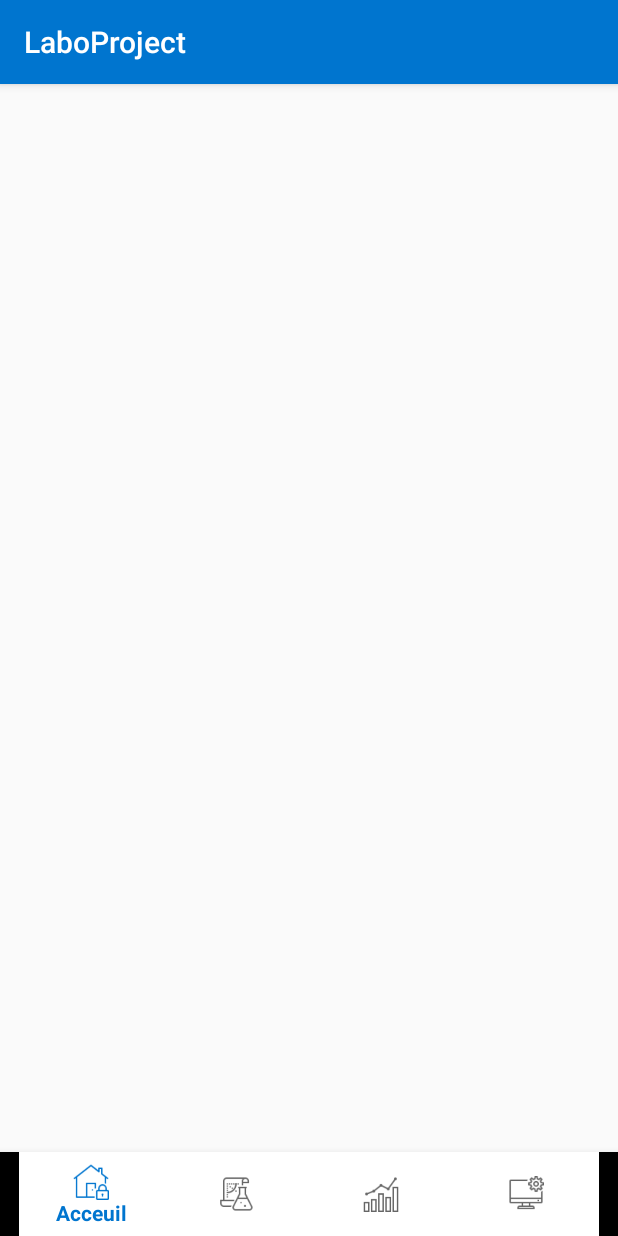
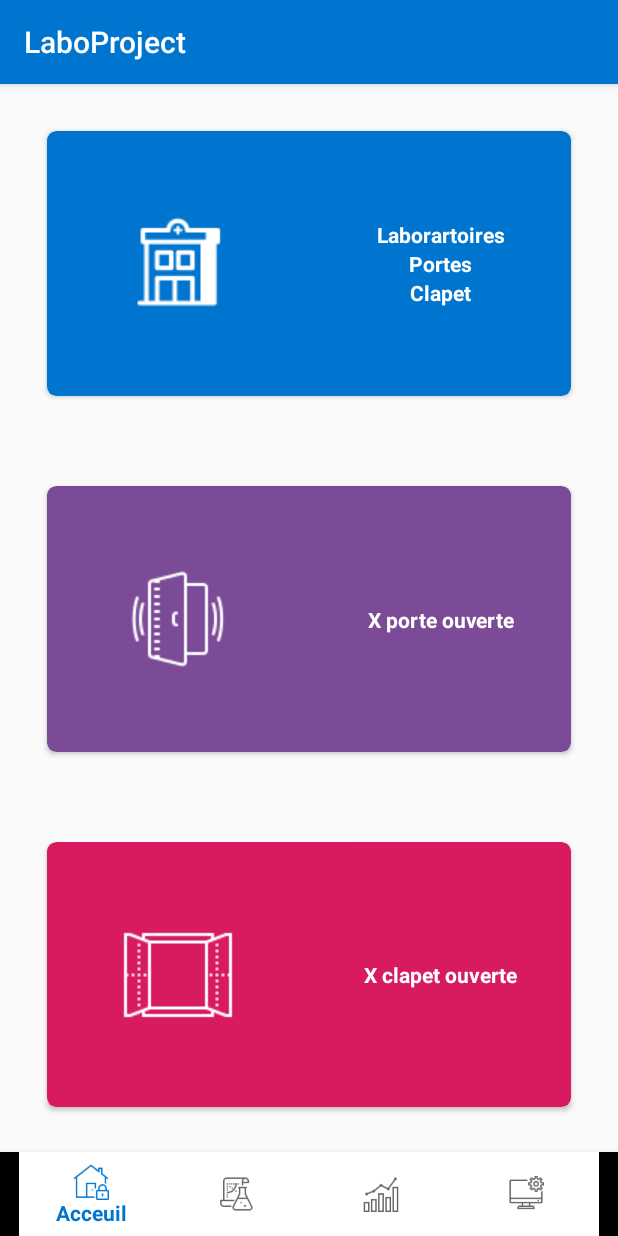
Before and after one commit to fbensaid/Laboratory, an Android app: the screen it shows after launch (MainActivity), on a phone screen of 412 x 824 dp. Run offline under Robolectric (Android 15) with nearby library versions, the phone set to English and light mode, and no system bars.

Commit message:
update MVVM components in laboratories fragment and add base repository and other files

```diff
--- a/app/build.gradle
+++ b/app/build.gradle
@@ -59,6 +59,10 @@ dependencies {
 
     implementation "com.squareup.retrofit2:retrofit:$retrofit_version"
     implementation "com.squareup.retrofit2:converter-gson:$retrofit_version"
+    implementation "com.squareup.retrofit2:converter-moshi:$retrofit_version"
+    implementation "com.jakewharton.retrofit:retrofit2-kotlin-coroutines-adapter:0.9.2"
+    implementation 'com.squareup.okhttp3:logging-interceptor:3.11.0'
+
 
     // Kotlin
     implementation "androidx.navigation:navigation-fragment-ktx:$nav_version"
@@ -80,6 +84,7 @@ dependencies {
 
     implementation 'com.android.support:design:29.0.0'
     implementation 'com.google.android.material:material:1.0.0'
+    implementation 'com.squareup.okhttp3:okhttp:3.10.0'
 
 
 }
--- /dev/null
+++ b/app/src/main/java/com/mtp/laboproject/data/remoteApi/ApiInterface.kt
@@ -0,0 +1,21 @@
+package com.mtp.laboproject.data.remoteApi
+
+import com.mtp.laboproject.data.global.Constants
+import com.mtp.laboproject.data.model.LaboratoryResponse
+import com.mtp.laboproject.data.model.LabsList
+import kotlinx.coroutines.Deferred
+import retrofit2.Response
+import retrofit2.Retrofit
+import retrofit2.converter.gson.GsonConverterFactory
+import retrofit2.http.GET
+
+interface ApiInterface {
+
+
+    @GET(Constants.EndPoints.LABORATORY)
+    //suspend fun getLabo(): Response<List<LaboratoryResponse>>
+    fun getLabo(): Deferred<Response<LabsList>>
+
+
+
+}
--- /dev/null
+++ b/app/src/main/java/com/mtp/laboproject/data/remoteApi/Output.kt
@@ -0,0 +1,6 @@
+package com.mtp.laboproject.data.remoteApi
+
+sealed class Output<out T : Any>{
+    data class Success<out T : Any>(val output : T) : Output<T>()
+    data class Error(val exception: Exception)  : Output<Nothing>()
+}
--- /dev/null
+++ b/app/src/main/java/com/mtp/laboproject/data/remoteApi/Result.kt
@@ -0,0 +1,6 @@
+package com.mtp.laboproject.data.remoteApi
+
+sealed class Result<out T: Any> {
+    data class Success<out T : Any>(val data: T) : Result<T>()
+    data class Error(val exception: Exception) : Result<Nothing>()
+}
--- a/app/src/main/java/com/mtp/laboproject/view/adapter/LaboratoryAdapter.kt
+++ b/app/src/main/java/com/mtp/laboproject/view/adapter/LaboratoryAdapter.kt
@@ -7,7 +7,7 @@ import androidx.databinding.BindingAdapter
 import androidx.databinding.DataBindingUtil
 import androidx.recyclerview.widget.RecyclerView
 import com.mtp.laboproject.R
-import com.mtp.laboproject.data.rest.LaboratoryResponse
+import com.mtp.laboproject.data.model.LaboratoryResponse
 import com.mtp.laboproject.databinding.RecycleviewLaboratoryBinding
 import com.squareup.picasso.Picasso
 
--- a/app/src/main/java/com/mtp/laboproject/view/ui/LaboratoryFragment.kt
+++ b/app/src/main/java/com/mtp/laboproject/view/ui/LaboratoryFragment.kt
@@ -9,18 +9,21 @@ import android.view.ViewGroup
 import androidx.lifecycle.Observer
 import androidx.recyclerview.widget.GridLayoutManager
 import com.mtp.laboproject.R
-import com.mtp.laboproject.data.remoteApi.LaboratoryApi
+import com.mtp.laboproject.data.remoteApi.ApiInterface
 import com.mtp.laboproject.data.repository.LaboratoryRepository
 import com.mtp.laboproject.view.adapter.LaboratoryAdapter
 import com.mtp.laboproject.view.factory.LaboratoryViewModelFactory
+import com.mtp.laboproject.view.viewmodel.LabsViewModel
 import com.mtp.laboproject.view.viewmodel.LaboratoryViewModel
+import com.mtp.laboproject.view.viewmodel.LabsViewModelFactory
 import kotlinx.android.synthetic.main.laboratory_fragment.*
 
 class LaboratoryFragment : Fragment() {
 
 
-    private lateinit var factory: LaboratoryViewModelFactory
+   // private lateinit var factory: LabsViewModelFactory
     private lateinit var viewModel: LaboratoryViewModel
+    private lateinit var labsViewModel: LabsViewModel
 
 
     override fun onCreateView(
@@ -32,23 +35,47 @@ class LaboratoryFragment : Fragment() {
 
     override fun onActivityCreated(savedInstanceState: Bundle?) {
         super.onActivityCreated(savedInstanceState)
-        setupRepo()
+        //setupRepo()
+        setRepo()
     }
 
-    private fun setupRepo(){
-        val api= LaboratoryApi()
-        val repository= LaboratoryRepository(api)
-        factory= LaboratoryViewModelFactory(repository)
-        viewModel = ViewModelProviders.of(this, factory).get(LaboratoryViewModel::class.java)
-        viewModel.getLaboratory()
-        viewModel.laboratory.observe(viewLifecycleOwner, Observer { laboratory ->
+    private fun setRepo() {
+
+        val factory = LabsViewModelFactory()
+        labsViewModel = ViewModelProviders.of(this, factory)
+            .get(LabsViewModel::class.java)
+        //get latest news from view model
+
+        labsViewModel.getLabs()
+        //observe viewModel live data
+        labsViewModel.labsLiveData.observe(viewLifecycleOwner, Observer { laboratory ->
             recycleview_laboratory.also {
-                it.layoutManager =GridLayoutManager(requireContext(),2)
+                it.layoutManager = GridLayoutManager(requireContext(), 2)
                 it.setHasFixedSize(true)
-                it.adapter= LaboratoryAdapter(laboratory)
+                it.adapter = LaboratoryAdapter(laboratory)
             }
         })
 
 
     }
+
+
+/*private fun setupRepo() {
+    val api = ApiInterface()
+    val repository = LaboratoryRepository(api)
+    factory = LaboratoryViewModelFactory(repository)
+    viewModel = ViewModelProviders.of(this, factory).get(LaboratoryViewModel::class.java)
+    viewModel.getLaboratory()
+    viewModel.laboratory.observe(viewLifecycleOwner, Observer { laboratory ->
+        recycleview_laboratory.also {
+            it.layoutManager = GridLayoutManager(requireContext(), 2)
+            it.setHasFixedSize(true)
+            it.adapter = LaboratoryAdapter(laboratory)
+        }
+    })
+
+
+}*/
+
+
 }
--- a/app/src/main/res/layout/home_fragment.xml
+++ b/app/src/main/res/layout/home_fragment.xml
@@ -1,19 +1,26 @@
-<?xml version="1.0" encoding="utf-8"?>
-<androidx.core.widget.NestedScrollView xmlns:android="http://schemas.android.com/apk/res/android"
+<ScrollView xmlns:android="http://schemas.android.com/apk/res/android"
+    xmlns:app="http://schemas.android.com/apk/res-auto"
+    xmlns:tools="http://schemas.android.com/tools"
+    android:layout_width="match_parent"
+    android:layout_height="match_parent"
+    android:fillViewport="true"
+    tools:layout_editor_absoluteX="0dp"
+    tools:layout_editor_absoluteY="0dp">
+
+    <androidx.constraintlayout.widget.ConstraintLayout xmlns:android="http://schemas.android.com/apk/res/android"
         xmlns:app="http://schemas.android.com/apk/res-auto"
         xmlns:tools="http://schemas.android.com/tools"
         android:layout_width="match_parent"
         android:layout_height="match_parent">
 
 
-
         <androidx.cardview.widget.CardView
             android:id="@+id/cardView"
             android:layout_width="match_parent"
-        android:layout_height="0dp"
-        android:layout_margin="30dp"
+            android:layout_height="@dimen/dimen_0dp"
+            android:layout_margin="@dimen/dimen_30dp"
             app:cardBackgroundColor="@color/colorPrimary"
-        app:cardCornerRadius="6dp"
+            app:cardCornerRadius="@dimen/dimen_6dp"
             app:layout_constraintBottom_toTopOf="@+id/cardView2"
             app:layout_constraintLeft_toLeftOf="parent"
             app:layout_constraintRight_toRightOf="parent"
@@ -29,7 +36,7 @@
 
                 <ImageView
                     android:id="@+id/labo_icon"
-                android:layout_width="0dp"
+                    android:layout_width="@dimen/dimen_0dp"
                     android:layout_height="wrap_content"
                     android:scaleType="fitCenter"
                     android:src="@drawable/laboratory"
@@ -41,15 +48,14 @@
                     app:layout_constraintWidth_percent="0.5"></ImageView>
 
 
-
                 <LinearLayout
                     android:layout_width="0dp"
                     android:layout_height="wrap_content"
+                    android:orientation="vertical"
                     app:layout_constraintBottom_toBottomOf="parent"
+                    app:layout_constraintLeft_toRightOf="@+id/labo_icon"
                     app:layout_constraintTop_toTopOf="parent"
-                    app:layout_constraintLeft_toRightOf="@+id/labo_icon"
-                    app:layout_constraintWidth_percent="0.5"
-                    android:orientation="vertical">
+                    app:layout_constraintWidth_percent="0.5">
 
 
                     <TextView
@@ -68,17 +74,15 @@
                         android:gravity="center"
                         android:text="@string/home_porte_string"
                         android:textColor="@android:color/white"
-                        android:textStyle="bold"
-                        />
+                        android:textStyle="bold" />
+
                     <TextView
                         android:layout_width="match_parent"
                         android:layout_height="wrap_content"
                         android:gravity="center"
                         android:text="@string/home_clapet_string"
                         android:textColor="@android:color/white"
-                        android:textStyle="bold"
-                        />
-
+                        android:textStyle="bold" />
 
 
                 </LinearLayout>
@@ -123,10 +127,10 @@
                 <TextView
                     android:layout_width="0dp"
                     android:layout_height="wrap_content"
+                    android:gravity="center"
                     android:text="@string/home_porte_ouverte"
                     android:textColor="@android:color/white"
                     android:textStyle="bold"
-                android:gravity="center"
                     app:layout_constraintBottom_toBottomOf="parent"
                     app:layout_constraintLeft_toRightOf="@+id/door_icon"
                     app:layout_constraintTop_toTopOf="parent"
@@ -174,10 +178,10 @@
                     android:id="@+id/textView"
                     android:layout_width="0dp"
                     android:layout_height="wrap_content"
+                    android:gravity="center"
                     android:text="X clapet ouverte"
                     android:textColor="@android:color/white"
                     android:textStyle="bold"
-                android:gravity="center"
                     app:layout_constraintBottom_toBottomOf="parent"
                     app:layout_constraintLeft_toRightOf="@+id/window_icon"
                     app:layout_constraintTop_toTopOf="parent"
@@ -188,5 +192,7 @@
 
         </androidx.cardview.widget.CardView>
 
+    </androidx.constraintlayout.widget.ConstraintLayout>
 
-</androidx.core.widget.NestedScrollView>
+
+</ScrollView>
--- a/app/src/main/res/layout/recycleview_laboratory.xml
+++ b/app/src/main/res/layout/recycleview_laboratory.xml
@@ -7,7 +7,7 @@
         <import type="android.view.View" />
         <variable
             name="laboratoryData"
-            type="com.mtp.laboproject.data.rest.LaboratoryResponse" />
+            type="com.mtp.laboproject.data.model.LaboratoryResponse" />
     </data>
 
     <LinearLayout
```
Also changed, not shown: app/src/main/java/com/mtp/laboproject/data/global/Constants.kt (added, +24 -0 lines), app/src/main/java/com/mtp/laboproject/data/model/LaboratoryResponse.kt (added, +17 -0 lines), app/src/main/java/com/mtp/laboproject/data/remoteApi/ApiFactory.kt (added, +43 -0 lines), app/src/main/java/com/mtp/laboproject/data/remoteApi/LaboratoryApi.kt (deleted, +0 -26 lines), app/src/main/java/com/mtp/laboproject/data/remoteApi/SafeLaboratoryRequestApi.kt (+12 -6 lines), app/src/main/java/com/mtp/laboproject/data/repository/BaseRepository.kt (added, +29 -0 lines), app/src/main/java/com/mtp/laboproject/data/repository/LaboratoryRepository.kt (+32 -6 lines), app/src/main/java/com/mtp/laboproject/view/viewmodel/LaboratoryViewModel.kt (+4 -4 lines), app/src/main/java/com/mtp/laboproject/view/viewmodel/LabsViewModel.kt (added, +45 -0 lines), app/src/main/java/com/mtp/laboproject/view/viewmodel/LabsViewModelFactory.kt (added, +11 -0 lines). Lines whose indentation alone changed are shown as unchanged.
